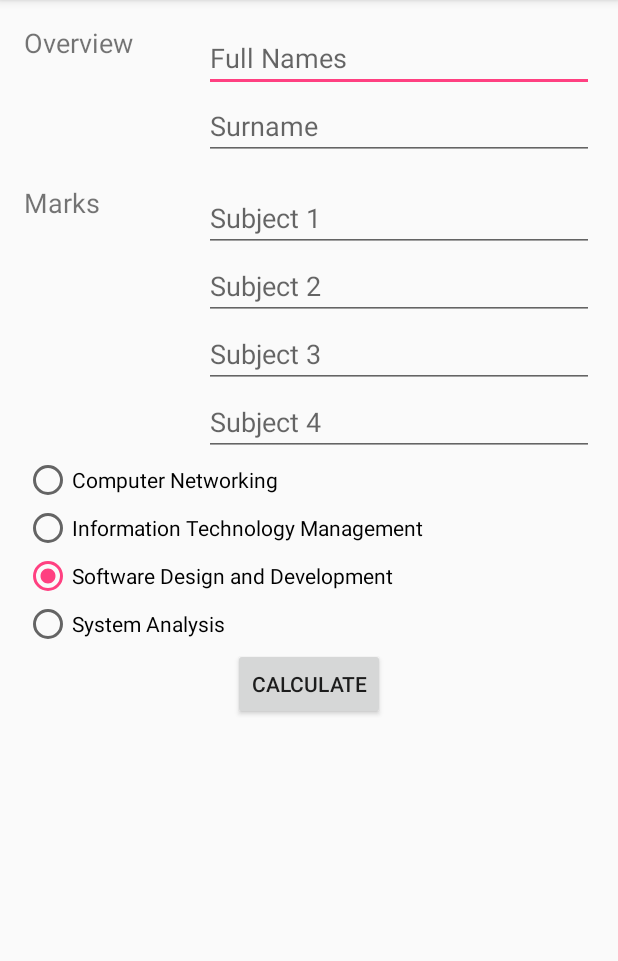
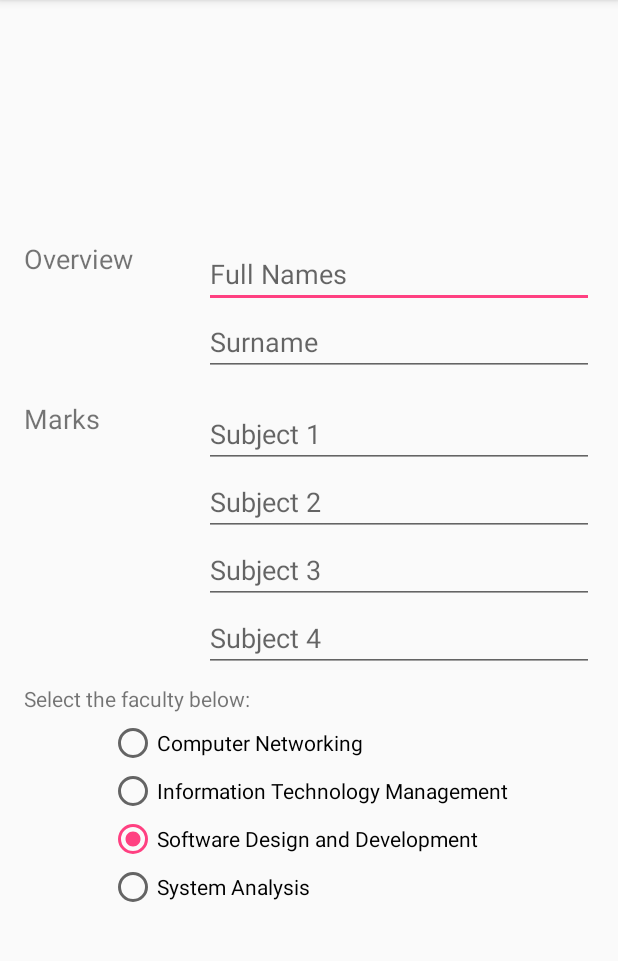
Before and after one commit to TingaZ/CardReport, an Android app: the AddStudent screen opened directly, with no data from a screen before it, on a phone screen of 412 x 824 dp, the part 84-1045 px from its top. Run offline under Robolectric (Android 15) with nearby library versions, the light colour scheme and no system bars; 2 statements that could not run were skipped.

Commit message:
Updated changes

```diff
--- a/app/src/main/res/layout/activity_add_student.xml
+++ b/app/src/main/res/layout/activity_add_student.xml
@@ -9,7 +9,8 @@
     android:paddingTop="@dimen/activity_vertical_margin"
     tools:context="com.example.android.cardreport.AddStudent"
     android:orientation="vertical"
-    android:weightSum="1">
+    android:weightSum="1"
+    android:gravity="center">
 
     <!-- Overview category -->
     <LinearLayout
@@ -112,6 +113,12 @@
         </LinearLayout>
     </LinearLayout>
 
+    <TextView
+        android:text="Select the faculty below:"
+        android:layout_width="match_parent"
+        android:layout_height="wrap_content"
+        android:layout_marginTop="8dp"
+        android:layout_marginBottom="4dp"/>
 
     <RadioGroup
         android:id="@+id/radio_group"
@@ -146,11 +153,5 @@
 
     </RadioGroup>
 
-    <Button
-        android:layout_width="wrap_content"
-        android:layout_height="wrap_content"
-        android:text="Calculate"
-        android:id="@+id/btnCalculate"
-        android:layout_gravity="center_horizontal" />
 
 </LinearLayout>
```
